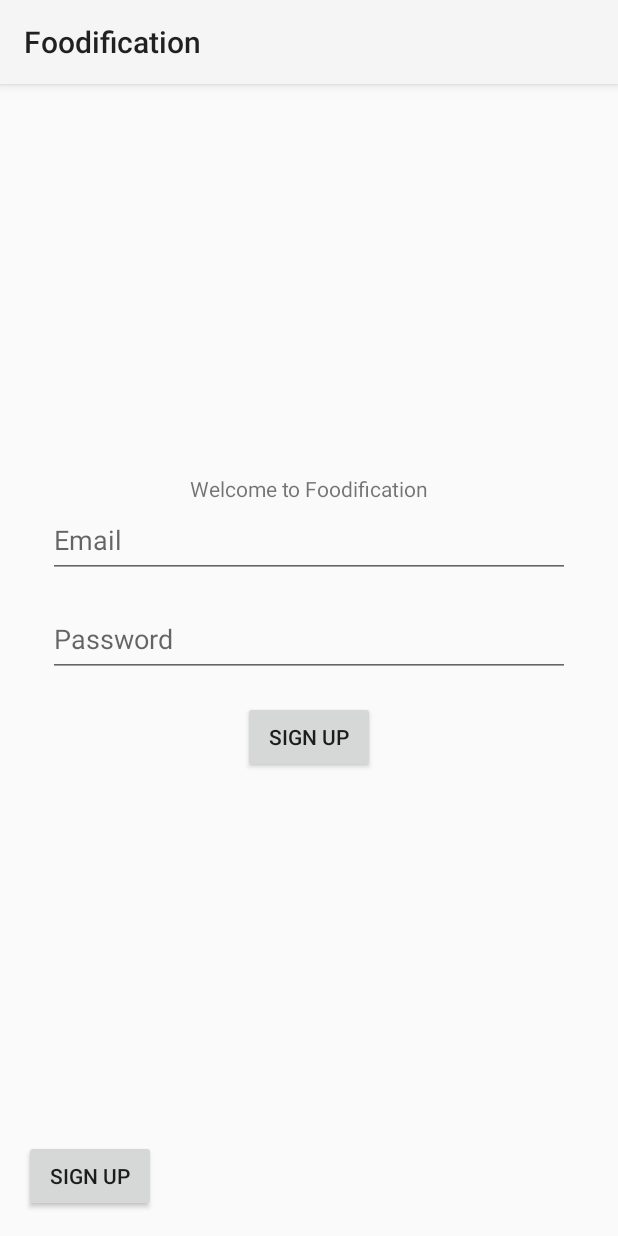
After one commit to hunainadhi/Foodification-app, an Android app: the fragment SignUp placed in its activity, on a phone screen of 412 x 824 dp. The commit adds this screen. Run offline under Robolectric (Android 15) with nearby library versions, the phone set to English and light mode, and no system bars; our stand-ins replace Firebase (no records; nobody signed in at launch, a user with empty details on screens opened directly).

Commit message:
Sign In Sign Up commit

```diff
--- /dev/null
+++ b/app/src/main/java/com/example/foodification/FirstActivity.java
@@ -0,0 +1,59 @@
+package com.example.foodification;
+
+import android.os.Bundle;
+import androidx.appcompat.app.AppCompatActivity;
+import androidx.fragment.app.Fragment;
+import androidx.fragment.app.FragmentTransaction;
+import android.view.View;
+import android.widget.Button;
+
+public class FirstActivity extends AppCompatActivity {
+
+    private Button toggleFragmentButton;
+
+    @Override
+    protected void onCreate(Bundle savedInstanceState) {
+        super.onCreate(savedInstanceState);
+        setContentView(R.layout.activity_first);
+
+        toggleFragmentButton = findViewById(R.id.toggleFragmentButton);
+
+        if (savedInstanceState == null) {
+            // Show the SignIn by default
+            SignIn signInFragment = new SignIn();
+            addFragment(signInFragment);
+
+            // Initially, display the "Sign Up" button
+            toggleFragmentButton.setText("Sign Up");
+            toggleFragmentButton.setOnClickListener(new View.OnClickListener() {
+                @Override
+                public void onClick(View v) {
+                    // Switch to the SignUpFragment when the button is clicked
+                    if (toggleFragmentButton.getText().toString().equals("Sign Up")) {
+                        SignUp signUpFragment = new SignUp();
+                        replaceFragment(signUpFragment);
+                        toggleFragmentButton.setText("Sign In");
+                    } else {
+                        SignIn signInFragment = new SignIn();
+                        replaceFragment(signInFragment);
+                        toggleFragmentButton.setText("Sign Up");
+                    }
+                }
+            });
+        }
+    }
+
+    public void addFragment(Fragment fragment) {
+        FragmentTransaction transaction = getSupportFragmentManager().beginTransaction();
+        transaction.replace(R.id.fragmentContainer, fragment);
+        transaction.addToBackStack(null);
+        transaction.commit();
+    }
+
+    public void replaceFragment(Fragment fragment) {
+        FragmentTransaction transaction = getSupportFragmentManager().beginTransaction();
+        transaction.replace(R.id.fragmentContainer, fragment);
+        transaction.addToBackStack(null);
+        transaction.commit();
+    }
+}
--- /dev/null
+++ b/app/src/main/java/com/example/foodification/SignIn.java
@@ -0,0 +1,70 @@
+package com.example.foodification;
+
+import android.os.Bundle;
+import androidx.fragment.app.Fragment;
+
+import android.util.Log;
+import android.view.LayoutInflater;
+import android.view.View;
+import android.view.ViewGroup;
+import android.widget.Button;
+import android.widget.EditText;
+import com.google.firebase.auth.FirebaseAuth;
+import com.google.firebase.auth.FirebaseUser;
+
+public class SignIn extends Fragment {
+
+    private EditText emailEditText;
+    private EditText passwordEditText;
+    private Button signInButton;
+
+    private FirebaseAuth mAuth;
+
+    @Override
+    public View onCreateView(LayoutInflater inflater, ViewGroup container, Bundle savedInstanceState) {
+        View view = inflater.inflate(R.layout.fragment_sign_in, container, false);
+
+        mAuth = FirebaseAuth.getInstance();
+
+        emailEditText = view.findViewById(R.id.editTextEmail);
+        passwordEditText = view.findViewById(R.id.editTextPassword);
+        signInButton = view.findViewById(R.id.buttonSignIn);
+
+        signInButton.setOnClickListener(new View.OnClickListener() {
+            @Override
+            public void onClick(View view) {
+                String email = emailEditText.getText().toString().trim();
+                String password = passwordEditText.getText().toString();
+
+                // Input validation: Check if email and password are not empty
+                if (email.isEmpty()) {
+                    emailEditText.setError("Email is required.");
+                    emailEditText.requestFocus();
+                    return;
+                }
+
+                if (password.isEmpty()) {
+                    passwordEditText.setError("Password is required.");
+                    passwordEditText.requestFocus();
+                    return;
+                }
+
+                // Check if the user exists in Firebase
+                mAuth.signInWithEmailAndPassword(email, password)
+                        .addOnCompleteListener(task -> {
+                            if (task.isSuccessful()) {
+                                FirebaseUser user = mAuth.getCurrentUser();
+                                Log.d("SignIn","Success");
+                                // Sign-in was successful; do something with the user
+                            } else {
+                                // Sign-in failed; display an error message to the user
+                                passwordEditText.setError("Invalid email or password.");
+                                passwordEditText.requestFocus();
+                            }
+                        });
+            }
+        });
+
+        return view;
+    }
+}
--- /dev/null
+++ b/app/src/main/java/com/example/foodification/SignUp.java
@@ -0,0 +1,54 @@
+package com.example.foodification;
+
+import android.os.Bundle;
+import androidx.fragment.app.Fragment;
+
+import android.util.Log;
+import android.view.LayoutInflater;
+import android.view.View;
+import android.view.ViewGroup;
+import android.widget.Button;
+import android.widget.EditText;
+import com.google.firebase.auth.FirebaseAuth;
+
+public class SignUp extends Fragment {
+
+    private EditText emailEditText;
+    private EditText passwordEditText;
+    private Button signUpButton;
+
+    private FirebaseAuth mAuth;
+
+    @Override
+    public View onCreateView(LayoutInflater inflater, ViewGroup container, Bundle savedInstanceState) {
+        View view = inflater.inflate(R.layout.fragment_sign_up, container, false);
+
+        mAuth = FirebaseAuth.getInstance();
+
+        emailEditText = view.findViewById(R.id.editTextEmail);
+        passwordEditText = view.findViewById(R.id.editTextPassword);
+        signUpButton = view.findViewById(R.id.buttonSignUp);
+
+        signUpButton.setOnClickListener(new View.OnClickListener() {
+            @Override
+            public void onClick(View view) {
+                String email = emailEditText.getText().toString();
+                String password = passwordEditText.getText().toString();
+
+                mAuth.createUserWithEmailAndPassword(email, password)
+                        .addOnCompleteListener(task -> {
+                            if (task.isSuccessful()) {
+                                // Sign-up was successful; the user is created
+                                // You may want to handle additional user profile setup here
+                                Log.d("SignUp","Success");
+                            } else {
+                                // Sign-up failed; display an error message to the user
+                                Log.d("SignUp","Fail");
+                            }
+                        });
+            }
+        });
+
+        return view;
+    }
+}
--- /dev/null
+++ b/app/src/main/res/layout/activity_first.xml
@@ -0,0 +1,24 @@
+<?xml version="1.0" encoding="utf-8"?>
+<LinearLayout
+    xmlns:android="http://schemas.android.com/apk/res/android"
+    xmlns:app="http://schemas.android.com/apk/res-auto"
+    xmlns:tools="http://schemas.android.com/tools"
+    android:layout_width="match_parent"
+    android:layout_height="match_parent"
+    android:orientation="vertical"
+    android:padding="16dp"
+    tools:context=".FirstActivity">
+
+    <FrameLayout
+        android:id="@+id/fragmentContainer"
+        android:layout_width="match_parent"
+        android:layout_height="0dp"
+        android:layout_weight="1" />
+
+    <Button
+        android:id="@+id/toggleFragmentButton"
+        android:text="Sign Up"
+        android:layout_width="wrap_content"
+        android:layout_height="wrap_content" />
+
+</LinearLayout>
--- /dev/null
+++ b/app/src/main/res/layout/fragment_sign_up.xml
@@ -0,0 +1,46 @@
+<?xml version="1.0" encoding="utf-8"?>
+<FrameLayout xmlns:android="http://schemas.android.com/apk/res/android"
+    xmlns:tools="http://schemas.android.com/tools"
+    android:layout_width="match_parent"
+    android:layout_height="match_parent"
+    tools:context=".SignUp">
+
+    <LinearLayout
+        xmlns:android="http://schemas.android.com/apk/res/android"
+        android:layout_width="match_parent"
+        android:layout_height="match_parent"
+        android:orientation="vertical"
+        android:gravity="center"
+        android:padding="16dp">
+        <TextView
+            android:id="@+id/textView"
+            android:layout_width="match_parent"
+            android:textAlignment="center"
+            android:layout_height="wrap_content"
+            android:text="Welcome to Foodification"/>
+
+        <EditText
+            android:id="@+id/editTextEmail"
+            android:hint="Email"
+            android:layout_width="match_parent"
+            android:height="50dp"
+            android:layout_height="wrap_content"
+            android:layout_marginBottom="16dp" />
+
+        <EditText
+            android:id="@+id/editTextPassword"
+            android:hint="Password"
+            android:height="50dp"
+            android:layout_width="match_parent"
+            android:layout_height="wrap_content"
+            android:layout_marginBottom="16dp" />
+
+        <Button
+            android:id="@+id/buttonSignUp"
+            android:text="Sign Up"
+            android:layout_width="wrap_content"
+            android:layout_height="wrap_content" />
+    </LinearLayout>
+
+
+</FrameLayout>
--- a/app/src/main/res/values/strings.xml
+++ b/app/src/main/res/values/strings.xml
@@ -14,4 +14,6 @@
     <string name="list_of_thi">List of things I need</string>
     <string name="explore">Explore</string>
     <string name="generate_ne">Generate new and\nrandom recipes</string>
+    <!-- TODO: Remove or change this placeholder text -->
+    <string name="hello_blank_fragment">Hello blank fragment</string>
 </resources>
```
Also changed, not shown: app/src/main/AndroidManifest.xml (+6 -2 lines), app/src/main/res/layout/fragment_sign_in.xml (added, +38 -0 lines).
